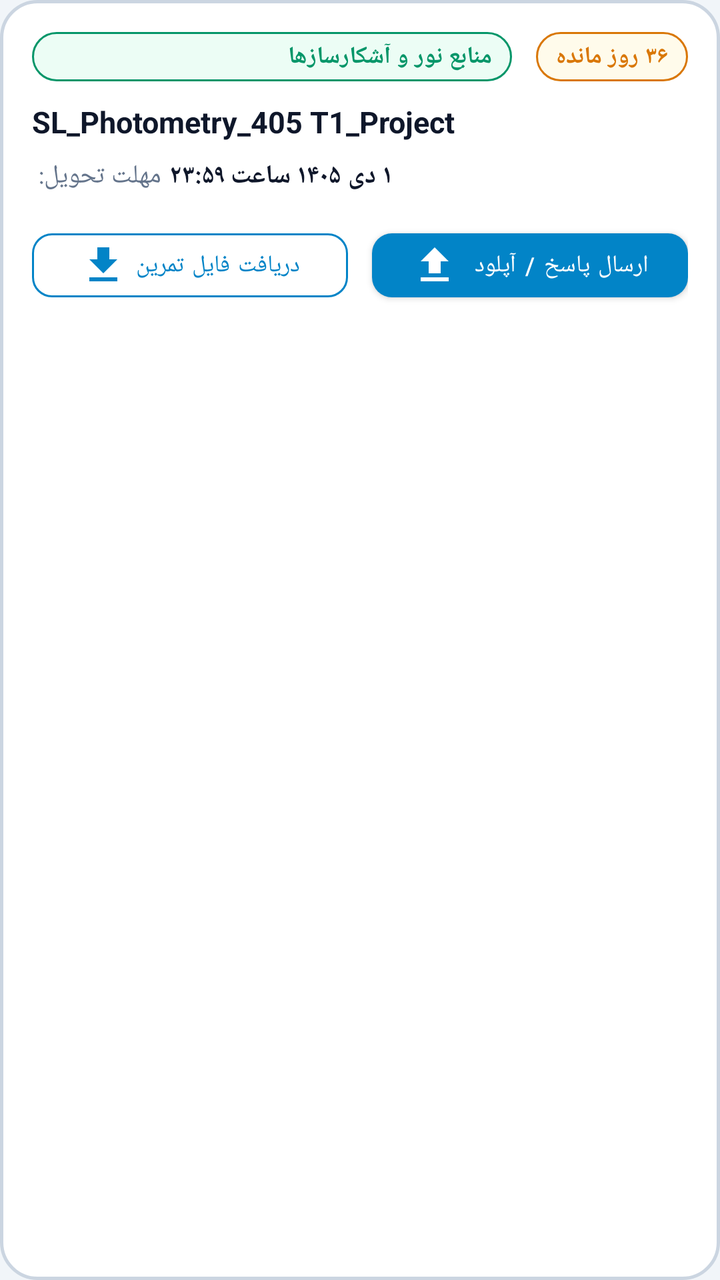
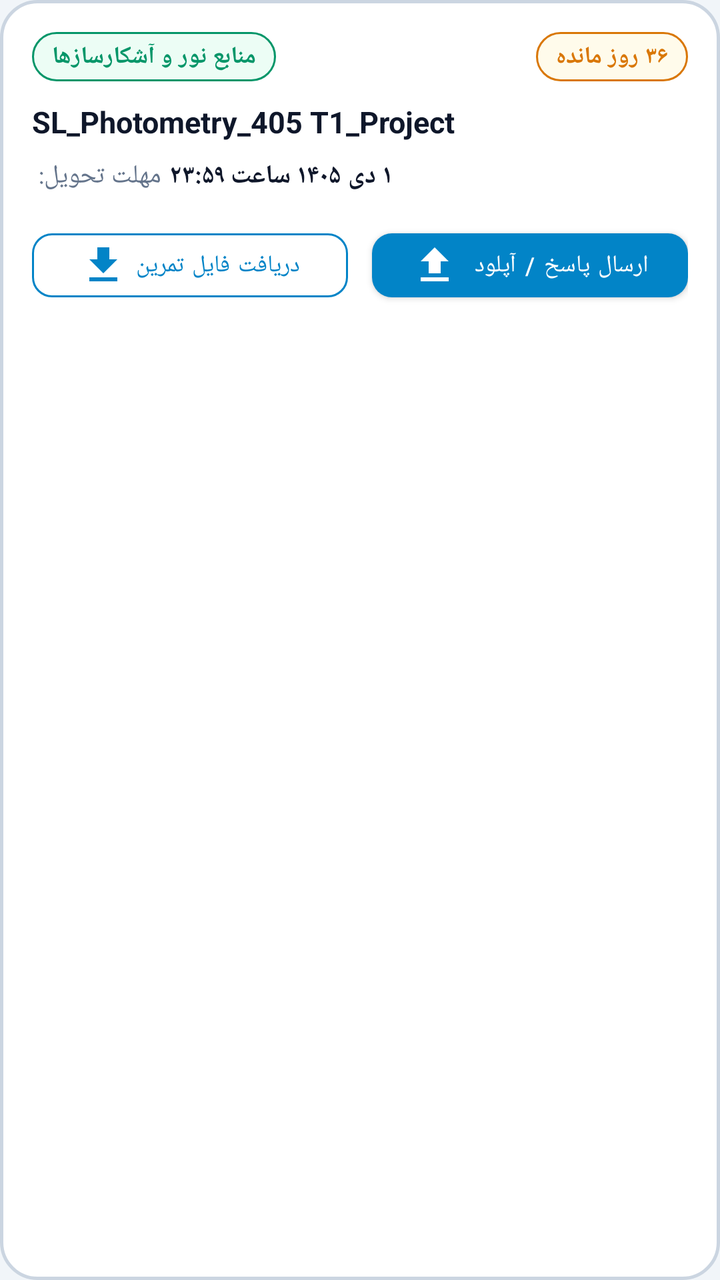

An Android layout rendered at two revisions. The XML below is the earlier revision; the diff shows what the commit changed to produce the second picture.
<!-- AndroidManifest.xml: application theme Theme.ElearnNotf -->
<!-- res/layout/item_exercise_active.xml -->
<?xml version="1.0" encoding="utf-8"?>
<LinearLayout xmlns:android="http://schemas.android.com/apk/res/android"
    xmlns:app="http://schemas.android.com/apk/res-auto"
    android:layout_width="match_parent"
    android:layout_height="wrap_content"
    android:layout_marginBottom="12dp"
    android:background="@drawable/bg_glass_card"
    android:orientation="vertical"
    android:padding="16dp">

    
    <RelativeLayout
        android:layout_width="match_parent"
        android:layout_height="wrap_content"
        android:layout_marginBottom="10dp">

        <TextView
            android:id="@+id/tv_course_name"
            android:layout_width="wrap_content"
            android:layout_height="wrap_content"
            android:layout_alignParentStart="true"
            android:layout_centerVertical="true"
            android:layout_toStartOf="@+id/tv_remaining_countdown"
            android:layout_marginEnd="12dp"
            android:background="@drawable/bg_badge_active"
            android:ellipsize="end"
            android:maxLines="1"
            android:text="منابع نور و آشکارسازها"
            android:textColor="@color/badge_active"
            android:textSize="12sp"
            android:textStyle="bold" />

        <TextView
            android:id="@+id/tv_remaining_countdown"
            android:layout_width="wrap_content"
            android:layout_height="wrap_content"
            android:layout_alignParentEnd="true"
            android:layout_centerVertical="true"
            android:background="@drawable/bg_badge_warning"
            android:text="۳۶ روز مانده"
            android:textColor="@color/badge_warning"
            android:textSize="12sp"
            android:textStyle="bold" />
    </RelativeLayout>

    
    <TextView
        android:id="@+id/tv_exercise_title"
        android:layout_width="match_parent"
        android:layout_height="wrap_content"
        android:layout_marginBottom="8dp"
        android:text="SL_Photometry_405 T1_Project"
        android:textColor="@color/text_primary"
        android:textSize="15sp"
        android:textStyle="bold" />

    
    <LinearLayout
        android:layout_width="match_parent"
        android:layout_height="wrap_content"
        android:layout_marginBottom="14dp"
        android:orientation="horizontal">

        <TextView
            android:layout_width="wrap_content"
            android:layout_height="wrap_content"
            android:text="مهلت تحویل: "
            android:textColor="@color/text_secondary"
            android:textSize="13sp" />

        <TextView
            android:id="@+id/tv_deadline"
            android:layout_width="wrap_content"
            android:layout_height="wrap_content"
            android:layout_marginStart="4dp"
            android:text="۱ دی ۱۴۰۵ ساعت ۲۳:۵۹"
            android:textColor="@color/text_primary"
            android:textSize="13sp"
            android:textStyle="bold" />
    </LinearLayout>

    
    <LinearLayout
        android:layout_width="match_parent"
        android:layout_height="wrap_content"
        android:orientation="horizontal">

        <com.google.android.material.button.MaterialButton
            android:id="@+id/btn_download_exercise"
            style="@style/Widget.MaterialComponents.Button.OutlinedButton"
            android:layout_width="0dp"
            android:layout_height="44dp"
            android:layout_marginEnd="6dp"
            android:layout_weight="1"
            android:text="دریافت فایل تمرین"
            android:textSize="12sp"
            app:cornerRadius="10dp"
            app:icon="@drawable/ic_download"
            app:iconGravity="textStart"
            app:strokeColor="@color/primary" />

        <com.google.android.material.button.MaterialButton
            android:id="@+id/btn_upload_answer"
            android:layout_width="0dp"
            android:layout_height="44dp"
            android:layout_marginStart="6dp"
            android:layout_weight="1"
            android:text="ارسال پاسخ / آپلود"
            android:textSize="12sp"
            app:cornerRadius="10dp"
            app:icon="@drawable/ic_upload"
            app:iconGravity="textStart" />
    </LinearLayout>

</LinearLayout>
<!-- resources referenced by this layout -->
<resources>
  <color name="badge_active">#059669</color>
  <color name="badge_warning">#D97706</color>
  <color name="primary">#0284C7</color>
  <color name="text_primary">#0F172A</color>
  <color name="text_secondary">#64748B</color>
  <!-- drawable bg_badge_active (drawable) -->
  <?xml version="1.0" encoding="utf-8"?>
  <shape xmlns:android="http://schemas.android.com/apk/res/android"
      android:shape="rectangle">
      <corners android:radius="14dp" />
      <solid android:color="@color/badge_active_bg" />
      <stroke android:width="1dp" android:color="@color/badge_active" />
      <padding android:left="10dp" android:top="4dp" android:right="10dp" android:bottom="4dp" />
  </shape>
  <!-- drawable bg_badge_warning (drawable) -->
  <?xml version="1.0" encoding="utf-8"?>
  <shape xmlns:android="http://schemas.android.com/apk/res/android"
      android:shape="rectangle">
      <corners android:radius="14dp" />
      <solid android:color="@color/badge_warning_bg" />
      <stroke android:width="1dp" android:color="@color/badge_warning" />
      <padding android:left="10dp" android:top="4dp" android:right="10dp" android:bottom="4dp" />
  </shape>
  <!-- drawable bg_glass_card (drawable) -->
  <?xml version="1.0" encoding="utf-8"?>
  <shape xmlns:android="http://schemas.android.com/apk/res/android"
      android:shape="rectangle">
      <corners android:radius="18dp" />
      <solid android:color="@color/card_background" />
      <stroke android:width="1.5dp" android:color="@color/card_glass_stroke" />
      <padding android:left="14dp" android:top="14dp" android:right="14dp" android:bottom="14dp" />
  </shape>
  <!-- drawable ic_download (drawable) -->
  <?xml version="1.0" encoding="utf-8"?>
  <vector xmlns:android="http://schemas.android.com/apk/res/android"
      android:width="24dp"
      android:height="24dp"
      android:viewportWidth="24"
      android:viewportHeight="24">
      <path
          android:fillColor="#FFFFFFFF"
          android:pathData="M5,20H19V18H5M19,9H15V3H9V9H5L12,16L19,9Z" />
  </vector>
  <!-- drawable ic_upload (drawable) -->
  <?xml version="1.0" encoding="utf-8"?>
  <vector xmlns:android="http://schemas.android.com/apk/res/android"
      android:width="24dp"
      android:height="24dp"
      android:viewportWidth="24"
      android:viewportHeight="24">
      <path
          android:fillColor="#FFFFFFFF"
          android:pathData="M9,16V10H5L12,3L19,10H15V16H9M5,20V18H19V20H5Z" />
  </vector>
  <style name="Theme.ElearnNotf" parent="Theme.MaterialComponents.DayNight.NoActionBar">
          <item name="colorPrimary">@color/primary</item>
          <item name="colorPrimaryDark">@color/top_bar_dark</item>
          <item name="colorAccent">@color/accent</item>
          <item name="android:windowBackground">@color/background</item>
          <item name="android:statusBarColor">@color/top_bar_bg</item>
          <item name="android:navigationBarColor">@color/top_bar_bg</item>
      </style>
  <color name="badge_active_bg">#ECFDF5</color>
  <color name="badge_warning_bg">#FFFBEB</color>
  <color name="card_background">#FFFFFF</color>
  <color name="card_glass_stroke">#CBD5E1</color>
  <color name="top_bar_dark">#0B132B</color>
  <color name="accent">#38BDF8</color>
  <color name="background">#F1F5F9</color>
  <color name="top_bar_bg">#0F172A</color>
</resources>

<!-- the commit's change to res/layout/item_exercise_active.xml (unified diff, before → after) -->
@@ -14,21 +14,40 @@
         android:layout_height="wrap_content"
         android:layout_marginBottom="10dp">
 
-        <TextView
-            android:id="@+id/tv_course_name"
+        <LinearLayout
             android:layout_width="wrap_content"
             android:layout_height="wrap_content"
             android:layout_alignParentStart="true"
             android:layout_centerVertical="true"
             android:layout_toStartOf="@+id/tv_remaining_countdown"
             android:layout_marginEnd="12dp"
-            android:background="@drawable/bg_badge_active"
-            android:ellipsize="end"
-            android:maxLines="1"
-            android:text="منابع نور و آشکارسازها"
-            android:textColor="@color/badge_active"
-            android:textSize="12sp"
-            android:textStyle="bold" />
+            android:gravity="center_vertical"
+            android:orientation="horizontal">
+
+            <TextView
+                android:id="@+id/tv_badge_new"
+                android:layout_width="wrap_content"
+                android:layout_height="wrap_content"
+                android:layout_marginEnd="6dp"
+                android:background="@drawable/bg_badge_new"
+                android:text="• جدید"
+                android:textColor="@color/accent"
+                android:textSize="11sp"
+                android:textStyle="bold"
+                android:visibility="gone" />
+
+            <TextView
+                android:id="@+id/tv_course_name"
+                android:layout_width="wrap_content"
+                android:layout_height="wrap_content"
+                android:background="@drawable/bg_badge_active"
+                android:ellipsize="end"
+                android:maxLines="1"
+                android:text="منابع نور و آشکارسازها"
+                android:textColor="@color/badge_active"
+                android:textSize="12sp"
+                android:textStyle="bold" />
+        </LinearLayout>
 
         <TextView
             android:id="@+id/tv_remaining_countdown"
<!-- resource entries referenced after the edit -->
@@ -13,6 +13,15 @@
       <solid android:color="@color/badge_active_bg" />
       <stroke android:width="1dp" android:color="@color/badge_active" />
       <padding android:left="10dp" android:top="4dp" android:right="10dp" android:bottom="4dp" />
+  </shape>
+  <!-- drawable bg_badge_new (drawable) -->
+  <?xml version="1.0" encoding="utf-8"?>
+  <shape xmlns:android="http://schemas.android.com/apk/res/android"
+      android:shape="rectangle">
+      <corners android:radius="14dp" />
+      <solid android:color="@color/primary_light" />
+      <stroke android:width="1.2dp" android:color="@color/accent" />
+      <padding android:left="8dp" android:top="3dp" android:right="8dp" android:bottom="3dp" />
   </shape>
   <!-- drawable bg_badge_warning (drawable) -->
   <?xml version="1.0" encoding="utf-8"?>
@@ -63,6 +72,7 @@
           <item name="android:navigationBarColor">@color/top_bar_bg</item>
       </style>
   <color name="badge_active_bg">#ECFDF5</color>
+  <color name="primary_light">#E0F2FE</color>
   <color name="badge_warning_bg">#FFFBEB</color>
   <color name="card_background">#FFFFFF</color>
   <color name="card_glass_stroke">#CBD5E1</color>
